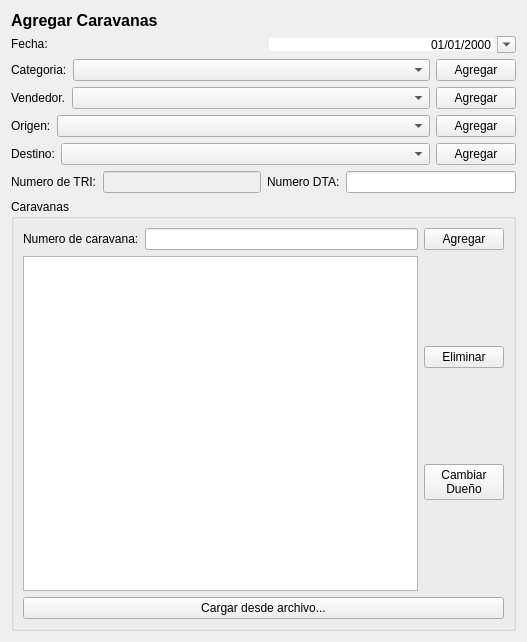
First picture: the form in trunk/plugins/aCarCorr/FormMovimientoBase.ui, repository chungote/gestotux, before the edit.
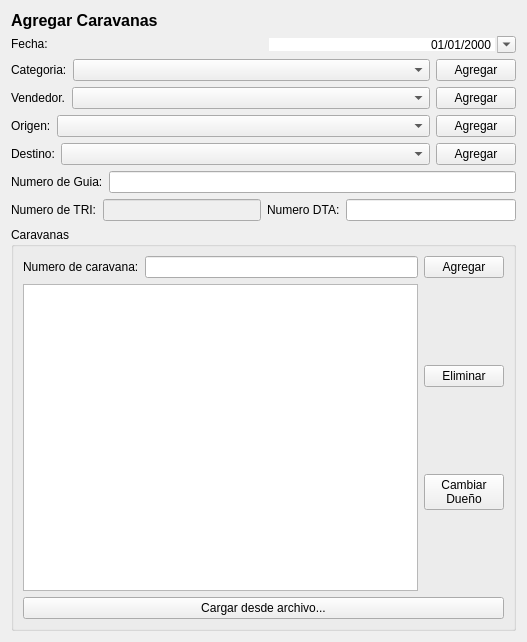
Second picture: the form after the edit.

Commit message: modificacion para agregar numero de guia en acarcorr

The edit to the form file:
```diff
--- a/trunk/plugins/aCarCorr/FormMovimientoBase.ui
+++ b/trunk/plugins/aCarCorr/FormMovimientoBase.ui
@@ -12,7 +12,7 @@
   <property name="windowTitle" >
    <string>Form</string>
   </property>
-  <layout class="QVBoxLayout" >
+  <layout class="QVBoxLayout" name="verticalLayout" >
    <item>
     <widget class="QLabel" name="LTitulo" >
      <property name="sizePolicy" >
@@ -195,6 +195,20 @@
      </item>
     </layout>
    </item>
+   <item>
+    <layout class="QHBoxLayout" name="horizontalLayout" >
+     <item>
+      <widget class="QLabel" name="LGuia" >
+       <property name="text" >
+        <string>Numero de Guia:</string>
+       </property>
+      </widget>
+     </item>
+     <item>
+      <widget class="QLineEdit" name="LEGuia" />
+     </item>
+    </layout>
+   </item>
    <item>
     <layout class="QHBoxLayout" >
      <item>
```
The commit also changes 13 other files.
